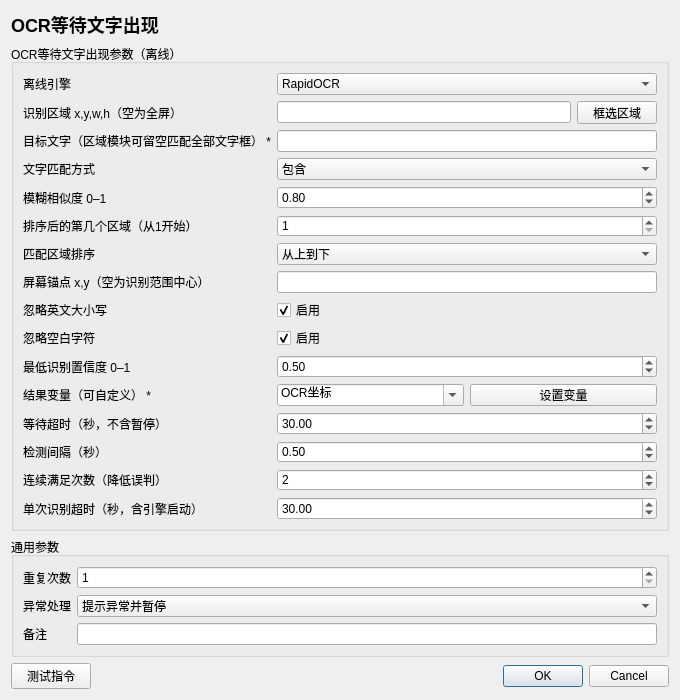
714248411/AnClicker, file instructions/本地OCR/OCR等待文字出现/OCR等待文字出现.ui: the form before one commit.
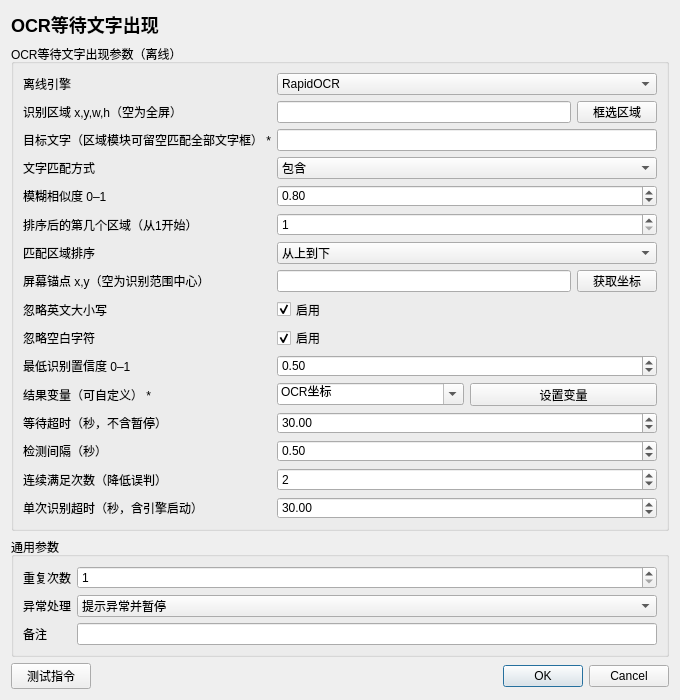
The form after the commit.

Patch:
```diff
--- a/instructions/本地OCR/OCR等待文字出现/OCR等待文字出现.ui
+++ b/instructions/本地OCR/OCR等待文字出现/OCR等待文字出现.ui
@@ -346,6 +346,13 @@
                       </property>
                     </widget>
                   </item>
+                  <item>
+                    <widget class="QPushButton" name="auxiliary_7">
+                      <property name="text">
+                        <string>获取坐标</string>
+                      </property>
+                    </widget>
+                  </item>
                 </layout>
               </widget>
             </item>
```
